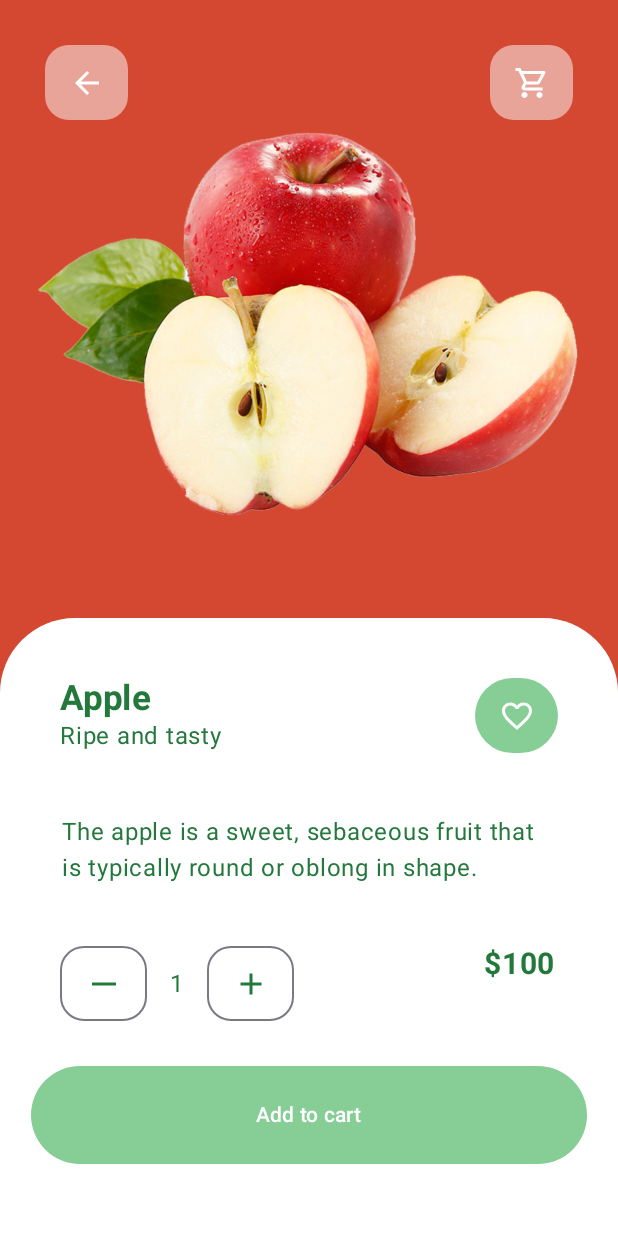
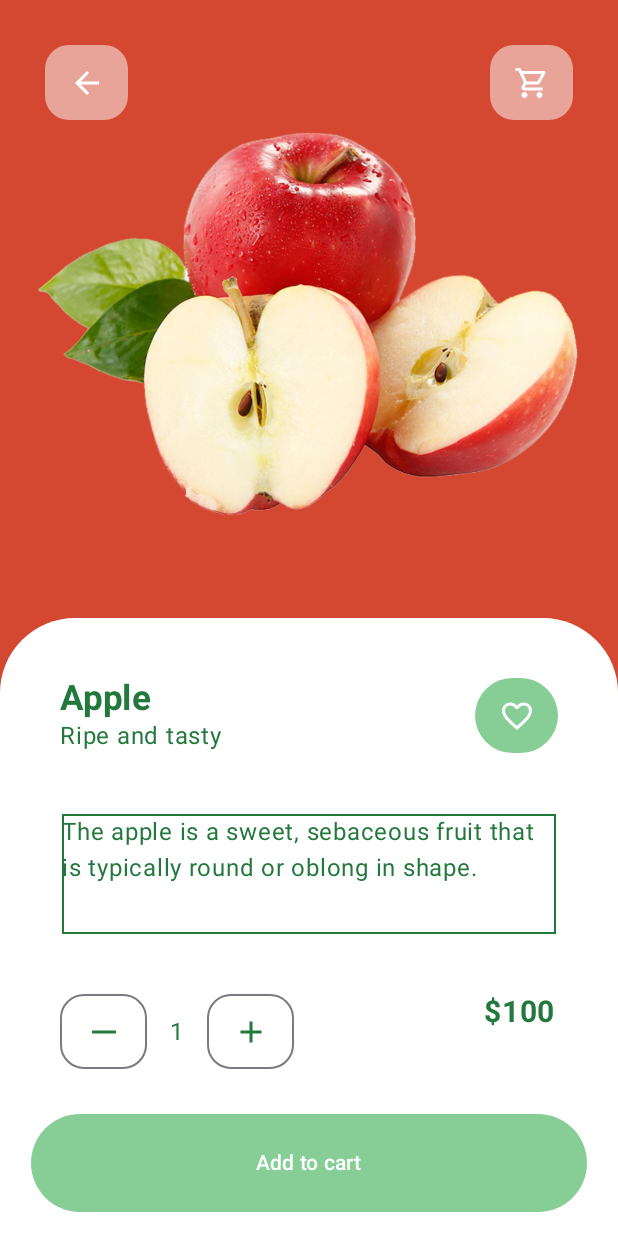
Before and after one commit to darioplazaleon/FruitApp-Compose, an Android app built with Jetpack Compose: the FruitScreen screen opened through its navigation route, after a tap on "Apple", on a phone screen of 412 x 824 dp. Run offline under Robolectric (Android 15) with nearby library versions, the phone set to English and light mode, and no system bars.

Commit message:
FruitApp v1.0

```diff
--- a/app/src/main/java/com/example/composepractice/ui/screen/FruitDetailScreen.kt
+++ b/app/src/main/java/com/example/composepractice/ui/screen/FruitDetailScreen.kt
@@ -3,6 +3,7 @@ package com.example.composepractice.ui.screen
 import android.widget.Toast
 import androidx.compose.foundation.Image
 import androidx.compose.foundation.background
+import androidx.compose.foundation.border
 import androidx.compose.foundation.layout.Arrangement
 import androidx.compose.foundation.layout.Column
 import androidx.compose.foundation.layout.PaddingValues
@@ -37,11 +38,13 @@ import androidx.compose.ui.Alignment
 import androidx.compose.ui.Modifier
 import androidx.compose.ui.graphics.Color
 import androidx.compose.ui.platform.LocalContext
+import androidx.compose.ui.platform.LocalView
 import androidx.compose.ui.res.painterResource
 import androidx.compose.ui.text.font.FontWeight
 import androidx.compose.ui.unit.dp
 import androidx.compose.ui.unit.sp
 import androidx.compose.ui.zIndex
+import androidx.core.view.WindowCompat
 import androidx.lifecycle.ViewModel
 import androidx.lifecycle.ViewModelProvider
 import androidx.navigation.NavController
@@ -52,6 +55,7 @@ import com.example.composepractice.data.model.Fruit
 
 @Composable
 fun FruitDetailScreen(navController: NavController, fruit: Fruit?, viewModel: CartViewModel) {
+
 
     if (fruit != null) {
         TopBarDetails(navController)
@@ -64,7 +68,8 @@ fun FruitDetailScreen(navController: NavController, fruit: Fruit?, viewModel: Ca
         ) {
             Image(
                 painter = painterResource(id = fruit.image),
-                contentDescription = "Fruit"
+                contentDescription = "Fruit",
+                modifier = Modifier.fillMaxHeight(0.5f)
             )
             InfoFruitCard(fruit = fruit, viewModel = viewModel)
         }
@@ -175,7 +180,9 @@ fun InfoFruitCard(fruit: Fruit, viewModel: CartViewModel) {
             text = fruit.description,
             modifier = Modifier
                 .fillMaxWidth(0.8f)
-                .align(Alignment.CenterHorizontally),
+                .height(80.dp)
+                .align(Alignment.CenterHorizontally)
+                .border(1.dp, Color(35, 120, 60)),
             color = Color(35, 120, 60)
         )
         Row(
--- a/app/src/main/java/com/example/composepractice/ui/screen/FruitScreen.kt
+++ b/app/src/main/java/com/example/composepractice/ui/screen/FruitScreen.kt
@@ -114,7 +114,8 @@
             modifier = Modifier
                 .height(50.dp)
                 .width(55.dp),
-            contentPadding = PaddingValues(1.dp)
+            contentPadding = PaddingValues(1.dp),
+            elevation = ButtonDefaults.buttonElevation(defaultElevation = 10.dp)
         ) {
             Icon(
                 painter = painterResource(id = R.drawable.baseline_arrow_forward_24),
```
